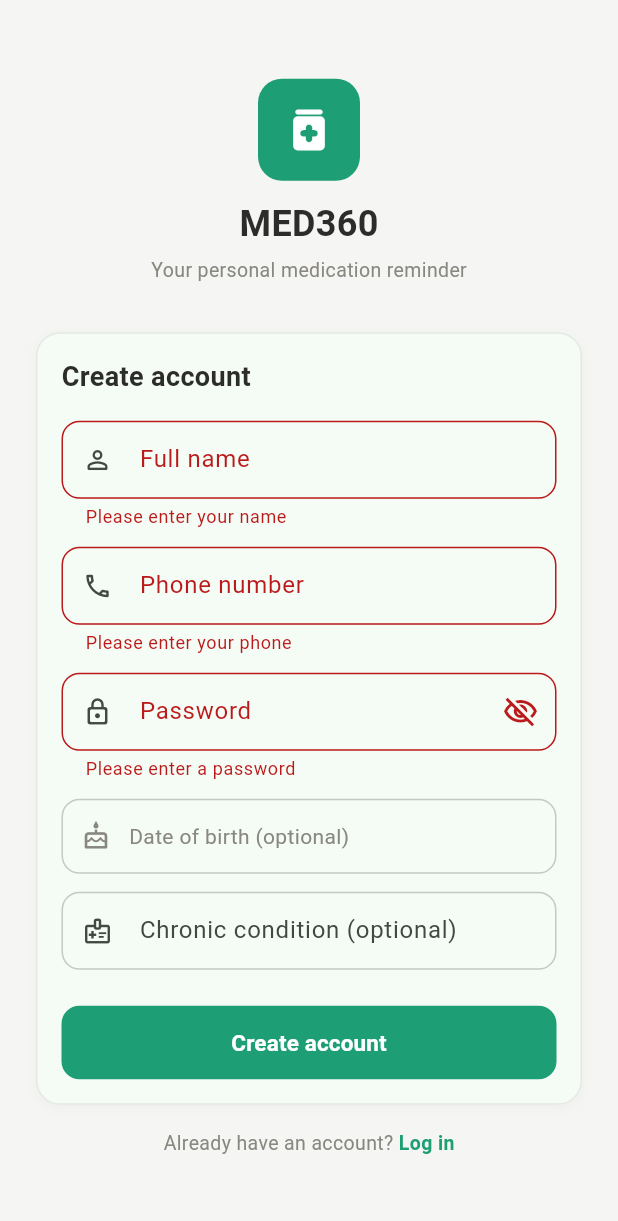
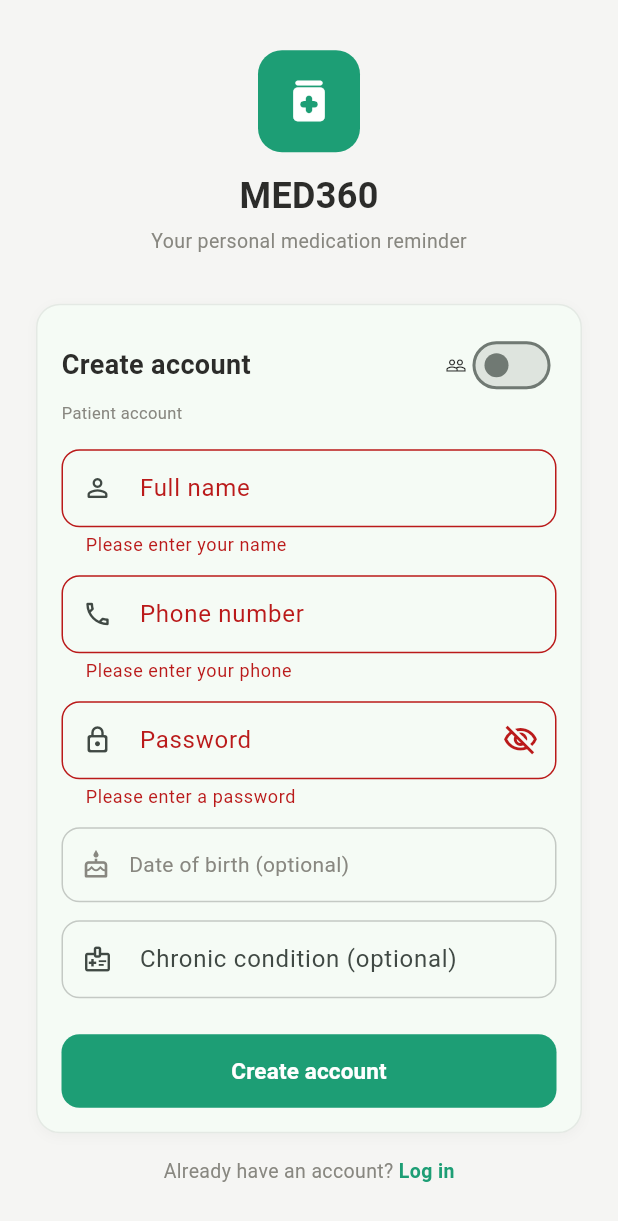
Before and after one commit to MalekFahmi/med360, a Flutter app: the screen it shows after launch, after a tap on "Log in", after a tap on "Sign up", after a tap on "Create account", on a phone screen of 412 x 824 dp. Shown: the top 1221 px of the screen. Run offline on Flutter 3.47's test engine with Material 3 defaults, Android fonts, the phone set to English and light mode, and no system bars; our stand-ins replace cloud_firestore, firebase_auth, firebase_core, firebase_messaging, flutter_local_notifications, shared_preferences and 3 more; accounts and stored records are empty.

Commit message:
Implement complete Firebase Caregiver Notification System
- Configure multi-platform Firebase initialization with DefaultFirebaseOptions.
- Implement Caregiver authentication (Sign Up/Login) using Firebase Auth and Firestore.
- Added role-based navigation and a dedicated Caregiver Dashboard.
- Implemented patient-caregiver linking system via registered email.
- Set up FCM token management and refresh handling for caregivers.
- Developed Firebase Cloud Function for automated push notification delivery.
- Enhanced client-side notification handling for all app states.
- Defined Firestore security rules for authenticated data access.
- Fixed UI deprecation warnings and optimized notification listeners.

Co-authored-by: MalekFahmi <240693303+MalekFahmi@users.noreply.github.com>

```diff
--- a/lib/providers/caregiver_provider.dart
+++ b/lib/providers/caregiver_provider.dart
@@ -27,13 +27,13 @@ class CaregiverProvider extends ChangeNotifier {
     notifyListeners();
   }
 
-  void listenToInboundAlerts(String userPhone) {
+  void listenToInboundAlerts(String uid) {
     _subscription?.cancel();
     final firestore = FirebaseFirestore.instance;
 
     _subscription = firestore
         .collection('caregiverInboxes')
-        .doc(userPhone)
+        .doc(uid)
         .collection('notifications')
         .orderBy('sentAt', descending: true)
         .snapshots()
@@ -60,7 +60,7 @@ class CaregiverProvider extends ChangeNotifier {
     return CaregiverNotification(
       id: data['id'] ?? '',
       caregiverId: data['caregiverId'] ?? '',
-      caregiverName: data['caregiverName'] ?? data['patientName'] ?? '',
+      caregiverName: data['patientName'] ?? data['caregiverName'] ?? '',
       medicationId: data['medicationId'],
       medicationName: data['medicationName'],
       missedAt: data['missedAt'] != null ? DateTime.parse(data['missedAt']) : null,
--- a/lib/ui/screens/login_screen.dart
+++ b/lib/ui/screens/login_screen.dart
@@ -15,18 +15,28 @@ class LoginScreen extends StatefulWidget {
 class _LoginScreenState extends State<LoginScreen> {
   final _formKey   = GlobalKey<FormState>();
   final _phoneCtrl = TextEditingController();
+  final _emailCtrl = TextEditingController();
   final _passCtrl  = TextEditingController();
   bool _obscure    = true;
+  bool _isCaregiverMode = false;
 
   @override
-  void dispose() { _phoneCtrl.dispose(); _passCtrl.dispose(); super.dispose(); }
+  void dispose() { _phoneCtrl.dispose(); _emailCtrl.dispose(); _passCtrl.dispose(); super.dispose(); }
 
   Future<void> _login() async {
     if (!_formKey.currentState!.validate()) return;
-    final ok = await context.read<AuthProvider>().login(
+    bool ok;
+    if (_isCaregiverMode) {
+      ok = await context.read<AuthProvider>().caregiverLogin(
+        email: _emailCtrl.text.trim(),
+        password: _passCtrl.text,
+      );
+    } else {
+      ok = await context.read<AuthProvider>().login(
         phone: _phoneCtrl.text.trim(),
         password: _passCtrl.text,
       );
+    }
     if (!ok && mounted) {
       ScaffoldMessenger.of(context).showSnackBar(SnackBar(
         content: Text(context.read<AuthProvider>().errorMessage ?? 'Login failed'),
@@ -60,17 +70,41 @@ class _LoginScreenState extends State<LoginScreen> {
                 const SizedBox(height: AppSpacing.xxl),
 
                 AppCard(child: Column(crossAxisAlignment: CrossAxisAlignment.start, children: [
+                  Row(mainAxisAlignment: MainAxisAlignment.spaceBetween, children: [
                     Text('Sign in', style: AppTextStyles.screenTitle.copyWith(fontSize: 18)),
+                    Row(mainAxisSize: MainAxisSize.min, children: [
+                      const Icon(Icons.people_outline, size: 14),
+                      Switch(
+                        value: _isCaregiverMode,
+                        onChanged: (v) => setState(() => _isCaregiverMode = v),
+                        activeThumbColor: AppColors.teal,
+                      ),
+                    ]),
+                  ]),
+                  Text(_isCaregiverMode ? 'Caregiver access' : 'Patient access', style: AppTextStyles.screenSub.copyWith(fontSize: 11)),
                   const SizedBox(height: AppSpacing.lg),
 
+                  if (!_isCaregiverMode)
                     TextFormField(
                       controller: _phoneCtrl,
+                      key: const ValueKey('phone'),
                       keyboardType: TextInputType.phone,
                       decoration: InputDecoration(labelText: 'Phone number', prefixIcon: const Icon(Icons.phone_outlined, size: 20),
                         border: const OutlineInputBorder(borderRadius: AppRadius.md),
                         enabledBorder: OutlineInputBorder(borderRadius: AppRadius.md, borderSide: BorderSide(color: Colors.black.withValues(alpha: 0.2))),
                         contentPadding: const EdgeInsets.symmetric(horizontal: 12, vertical: 14)),
                       validator: (v) => (v == null || v.trim().isEmpty) ? 'Enter your phone number' : null,
+                    )
+                  else
+                    TextFormField(
+                      controller: _emailCtrl,
+                      key: const ValueKey('email'),
+                      keyboardType: TextInputType.emailAddress,
+                      decoration: InputDecoration(labelText: 'Email', prefixIcon: const Icon(Icons.email_outlined, size: 20),
+                        border: const OutlineInputBorder(borderRadius: AppRadius.md),
+                        enabledBorder: OutlineInputBorder(borderRadius: AppRadius.md, borderSide: BorderSide(color: Colors.black.withValues(alpha: 0.2))),
+                        contentPadding: const EdgeInsets.symmetric(horizontal: 12, vertical: 14)),
+                      validator: (v) => (v == null || v.trim().isEmpty) ? 'Enter your email' : null,
                     ),
                   const SizedBox(height: AppSpacing.md),
 
--- a/lib/ui/screens/sign_up.dart
+++ b/lib/ui/screens/sign_up.dart
@@ -16,27 +16,39 @@ class _SignupScreenState extends State<SignupScreen> {
   final _formKey   = GlobalKey<FormState>();
   final _nameCtrl  = TextEditingController();
   final _phoneCtrl = TextEditingController();
+  final _emailCtrl = TextEditingController();
   final _passCtrl  = TextEditingController();
   final _condCtrl  = TextEditingController();
   bool _obscure    = true;
+  bool _isCaregiverMode = false;
   DateTime? _dob;
 
   @override
   void dispose() {
-    _nameCtrl.dispose(); _phoneCtrl.dispose();
+    _nameCtrl.dispose(); _phoneCtrl.dispose(); _emailCtrl.dispose();
     _passCtrl.dispose(); _condCtrl.dispose();
     super.dispose();
   }
 
   Future<void> _submit() async {
     if (!_formKey.currentState!.validate()) return;
-    final ok = await context.read<AuthProvider>().signUp(
+    bool ok;
+    if (_isCaregiverMode) {
+      ok = await context.read<AuthProvider>().caregiverSignUp(
+        name: _nameCtrl.text.trim(),
+        email: _emailCtrl.text.trim(),
+        password: _passCtrl.text,
+        phone: _phoneCtrl.text.trim(),
+      );
+    } else {
+      ok = await context.read<AuthProvider>().signUp(
         name: _nameCtrl.text.trim(),
         phone: _phoneCtrl.text.trim(),
         password: _passCtrl.text,
         dateOfBirth: _dob,
         chronicCondition: _condCtrl.text.trim().isEmpty ? null : _condCtrl.text.trim(),
       );
+    }
     if (!ok && mounted) {
       ScaffoldMessenger.of(context).showSnackBar(SnackBar(
         content: Text(context.read<AuthProvider>().errorMessage ?? 'Sign up failed'),
@@ -88,7 +100,18 @@ class _SignupScreenState extends State<SignupScreen> {
                 const SizedBox(height: AppSpacing.xxl),
 
                 AppCard(child: Column(crossAxisAlignment: CrossAxisAlignment.start, children: [
+                  Row(mainAxisAlignment: MainAxisAlignment.spaceBetween, children: [
                     Text('Create account', style: AppTextStyles.screenTitle.copyWith(fontSize: 18)),
+                    Row(mainAxisSize: MainAxisSize.min, children: [
+                      const Icon(Icons.people_outline, size: 14),
+                      Switch(
+                        value: _isCaregiverMode,
+                        onChanged: (v) => setState(() => _isCaregiverMode = v),
+                        activeThumbColor: AppColors.teal,
+                      ),
+                    ]),
+                  ]),
+                  Text(_isCaregiverMode ? 'Caregiver account' : 'Patient account', style: AppTextStyles.screenSub.copyWith(fontSize: 11)),
                   const SizedBox(height: AppSpacing.lg),
 
                   // Name
@@ -113,6 +136,17 @@ class _SignupScreenState extends State<SignupScreen> {
                   ),
                   const SizedBox(height: AppSpacing.md),
 
+                  if (_isCaregiverMode) ...[
+                    // Email
+                    TextFormField(
+                      controller: _emailCtrl,
+                      keyboardType: TextInputType.emailAddress,
+                      decoration: _inputDec('Email address', Icons.email_outlined),
+                      validator: (v) => (v == null || v.trim().isEmpty) ? 'Please enter your email' : null,
+                    ),
+                    const SizedBox(height: AppSpacing.md),
+                  ],
+
                   // Password
                   TextFormField(
                     controller: _passCtrl,
@@ -131,6 +165,7 @@ class _SignupScreenState extends State<SignupScreen> {
                   ),
                   const SizedBox(height: AppSpacing.md),
 
+                  if (!_isCaregiverMode) ...[
                   // Date of birth (optional)
                   GestureDetector(
                     onTap: _pickDob,
@@ -163,6 +198,7 @@ class _SignupScreenState extends State<SignupScreen> {
                     textCapitalization: TextCapitalization.sentences,
                     decoration: _inputDec('Chronic condition (optional)', Icons.medical_information_outlined),
                   ),
+                  ],
                   const SizedBox(height: AppSpacing.xl),
 
                   // Submit
--- a/pubspec.yaml
+++ b/pubspec.yaml
@@ -35,6 +35,7 @@ dependencies:
   firebase_core: ^4.9.0
   cloud_firestore: ^6.4.1
   firebase_messaging: ^16.2.2
+  firebase_auth: ^6.5.1
 
 dev_dependencies:
   flutter_test:
```
Also changed, not shown: lib/main.dart (+22 -7 lines), lib/providers/auth_provider.dart (+100 -0 lines), lib/services/firebase_backend_service.dart (+58 -2 lines), lib/ui/screens/caregiver_dashboard_screen.dart (added, +105 -0 lines), lib/ui/screens/caregiver_screen.dart (+34 -59 lines), lib/firebase_options.dart (added), pubspec.lock, 5 other files. Lines whose indentation alone changed are shown as unchanged.
